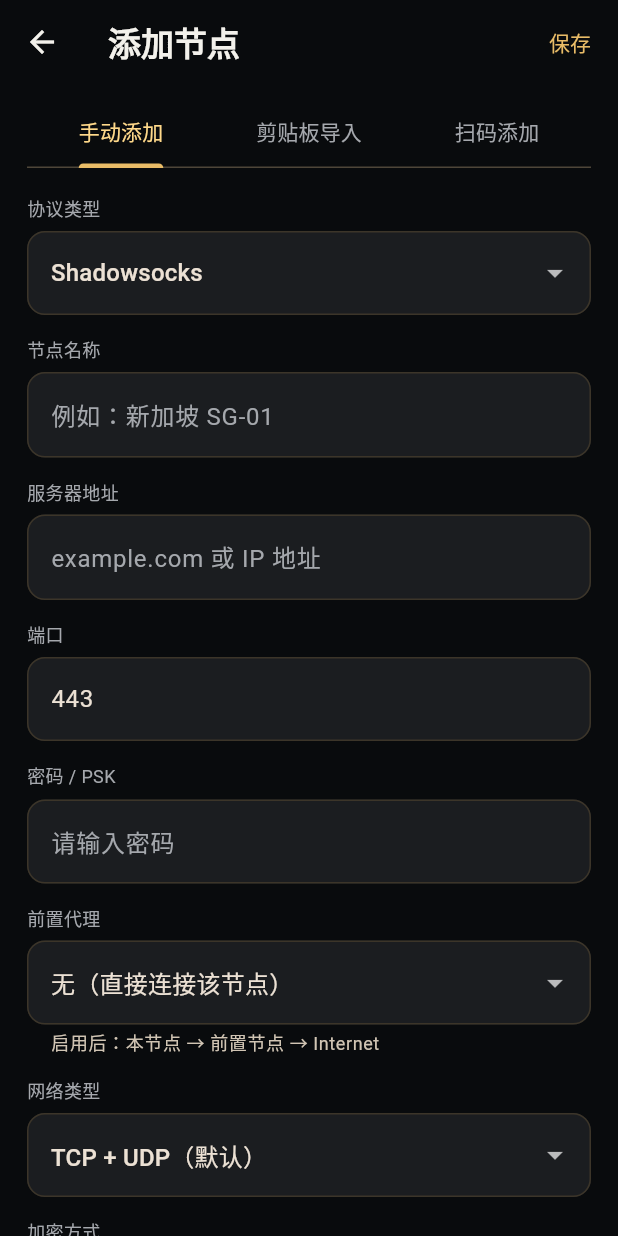
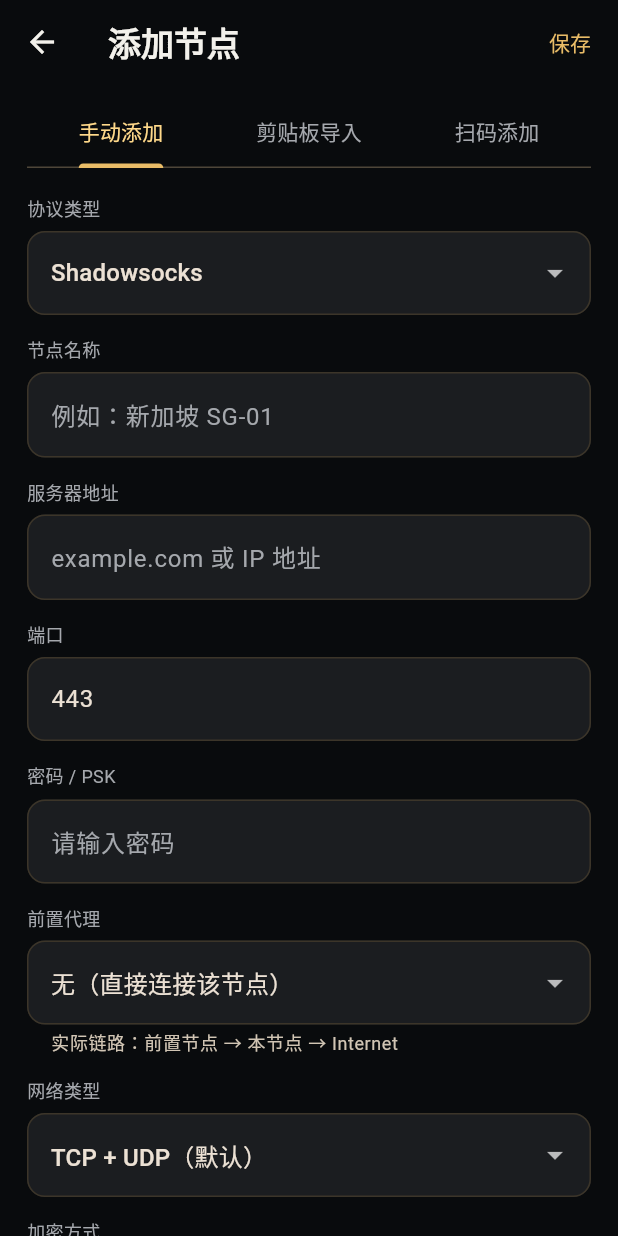
Before and after one commit to dcbc007/proxy, a Flutter app: the AddNodeScreen screen opened directly, on a phone screen of 412 x 824 dp. Run offline on Flutter 3.47's test engine with Material 3 defaults, Android fonts, the phone set to English and light mode, and no system bars; our stand-ins replace shared_preferences; missing offline and left inert: mobile_scanner, v2ray_box; accounts and stored records are empty.

Commit message:
Correct pre-proxy chain direction text

```diff
--- a/lib/screens/add_node_screen.dart
+++ b/lib/screens/add_node_screen.dart
@@ -282,7 +282,7 @@
           ],
           onChanged: (v) => setState(() => preProxyNodeId = v ?? ''),
           decoration: const InputDecoration(
-            helperText: '启用后：本节点 → 前置节点 → Internet',
+            helperText: '实际链路：前置节点 → 本节点 → Internet',
           ),
         ),
 
```
